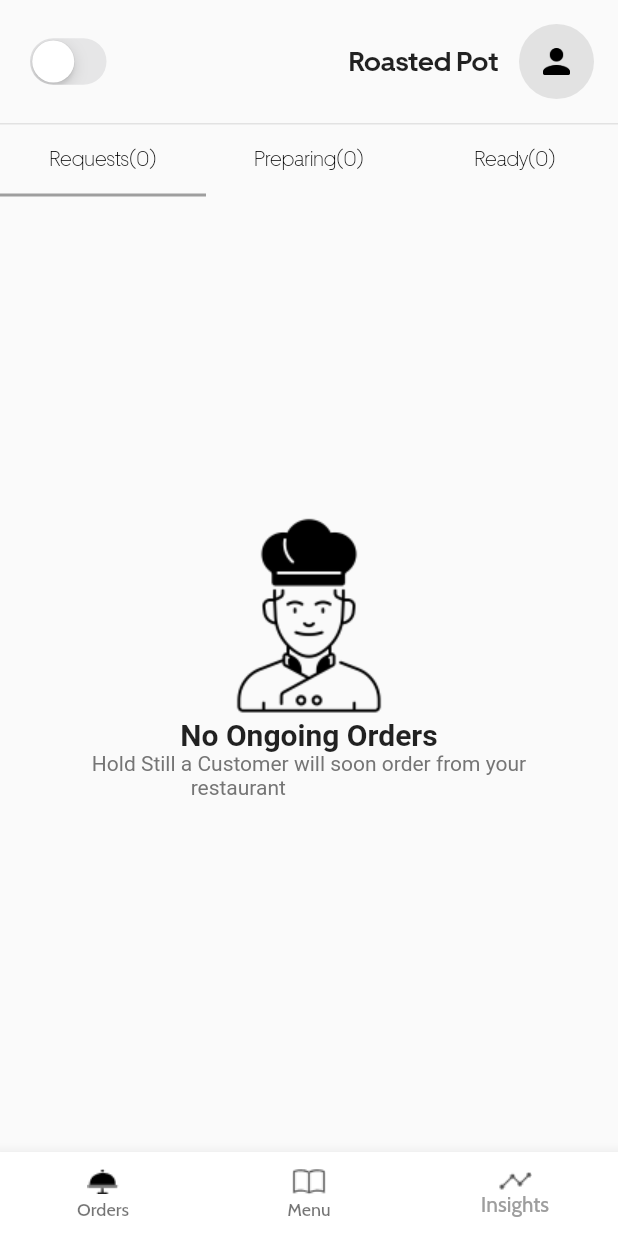
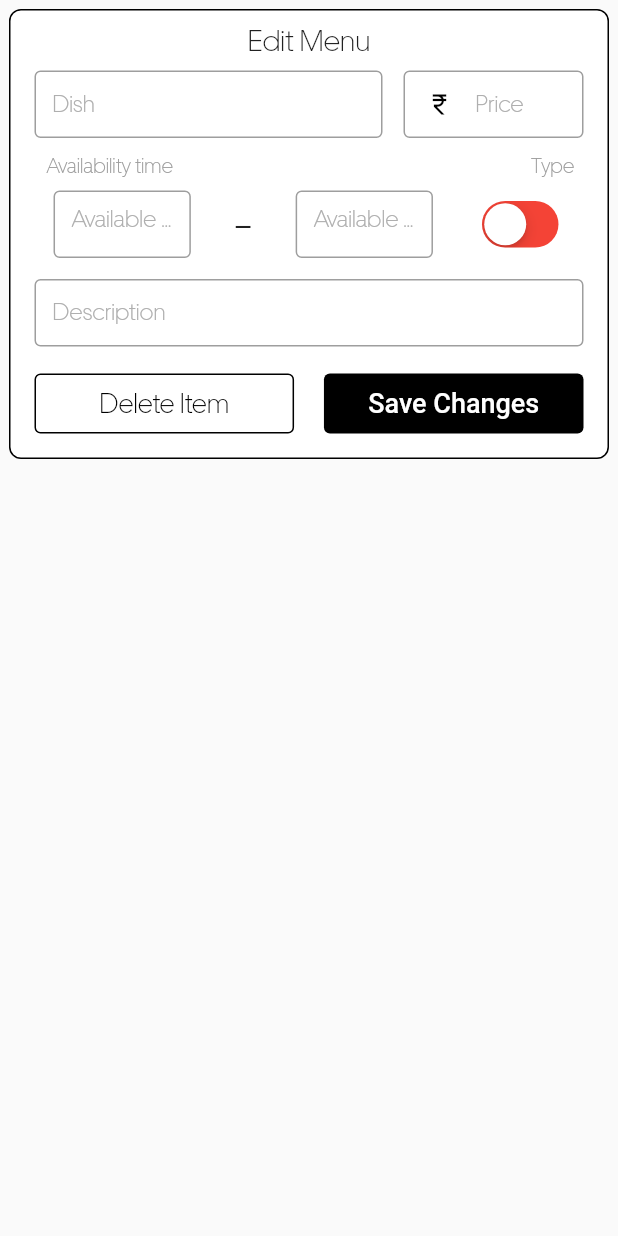
Before and after one commit to Hareesh-Nandigrama/catalogue, a Flutter app: the screen it shows after launch, on a phone screen of 412 x 824 dp. Run offline on Flutter 3.47's test engine with Material 2 defaults, Android fonts, the light colour scheme and no system bars; our stand-ins replace carousel_slider, dotted_border, firebase_auth, firebase_core, google_fonts, image_picker and 2 more; accounts and stored records are empty.

Commit message:
edit menu card

```diff
--- a/lib/main.dart
+++ b/lib/main.dart
@@ -1,6 +1,7 @@
 
 import 'package:catalogue/screens/admin/admin_order_status_page.dart';
 import 'package:catalogue/screens/login/first_screen.dart';
+import 'package:catalogue/widgets/admin/edit_menu.dart';
 import 'package:firebase_core/firebase_core.dart';
 import 'package:flutter/material.dart';
 
@@ -24,7 +25,7 @@ class MyApp extends StatelessWidget {
         primarySwatch: Colors.grey,
         fontFamily: 'UberMove',
       ),
-      home: const AdminOrderStatus(),
+      home: const EditMenu(),
     );
   }
 }
--- a/lib/screens/login/timings_screen.dart
+++ b/lib/screens/login/timings_screen.dart
@@ -114,7 +114,7 @@ class _TimingsScreenState extends State<TimingsScreen> {
                       decoration: InputDecoration(
                         suffixIcon: GestureDetector(
                           child: const Icon(
-                            Icons.access_time_filled
+                              Icons.access_time_filled
                           ),
                         ),
                         hintText: 'Opens at',
--- /dev/null
+++ b/lib/widgets/admin/Order_accept_deny_page.dart
@@ -0,0 +1,187 @@
+import 'package:flutter/material.dart';
+import '../login/button.dart';
+class OrderCard extends StatelessWidget {
+  const OrderCard({Key? key}) : super(key: key);
+  @override
+  Widget build(BuildContext context) {
+    return Container(
+      margin: const EdgeInsets.symmetric(horizontal: 17),
+      height: 250,
+      width: double.infinity,
+      decoration:  BoxDecoration(
+        borderRadius: BorderRadius.circular(8),
+        color: Colors.white,
+        border: Border.all(
+            color: Colors.black,
+            width: 1
+        ),
+      ),
+      child: Column(
+        children: [
+          Padding(
+            padding: const EdgeInsets.only(top: 8),
+            child: Row(
+              mainAxisAlignment: MainAxisAlignment.spaceBetween,
+              children:  [
+                Padding(
+                  padding: const EdgeInsets.only(left: 8),
+                  child: Row(
+                    children: const [
+                      Text('Order ID-2345',),
+                    ],
+                  ),
+                ),
+                Padding(
+                  padding: const EdgeInsets.only(right: 8),
+                  child: Row(
+                    children: const [
+                      Text('18th Feb  '),
+                      Text('7:23PM'),
+                      Icon(Icons.more_vert_rounded),
+                    ],
+                  ),
+                ),
+
+              ],
+            ),
+          ),
+          Padding(
+            padding: const EdgeInsets.only(bottom: 8),
+            child: Row(
+              mainAxisAlignment: MainAxisAlignment.spaceBetween,
+              children:  [
+                Padding(
+                  padding: const EdgeInsets.only(left: 8),
+                  child: Row(
+                    children: const [
+                      Icon(Icons.account_circle_rounded),
+                      Padding(
+                        padding: EdgeInsets.only(left: 4),
+                        child: Text('Chinmay Zinjal'),
+                      ),
+                    ],
+                  ),
+                ),
+                Padding(
+                  padding: const EdgeInsets.only(right: 8),
+                  child: Row(
+                    children: const [
+                      Text('11th order'),
+                    ],
+                  ),
+                ),
+
+              ],
+            ),
+          ),
+          const Padding(
+            padding:  EdgeInsets.only(left: 8,right: 8),
+            child:  Divider( color: Colors.grey,),
+          ),
+          Padding(
+            padding: const EdgeInsets.only(bottom: 8),
+            child: Row(
+              mainAxisAlignment: MainAxisAlignment.spaceBetween,
+              children:  [
+                Padding(
+                  padding: const EdgeInsets.only(left: 8),
+                  child: Row(
+                    children: const [
+                      ImageIcon(AssetImage('assets/Veg.png')),
+                      Padding(
+                        padding: EdgeInsets.only(left: 4),
+                        child: Text('Paneer Tikka X1'),
+                      ),
+                    ],
+                  ),
+                ),
+                Padding(
+                  padding: const EdgeInsets.only(right: 8),
+                  child: Row(
+                    children: const [
+                      Icon(Icons.currency_rupee,size: 14,),
+                      Text('170'),
+                    ],
+                  ),
+                ),
+
+              ],
+            ),
+          ),
+          Padding(
+            padding: const EdgeInsets.only(bottom: 8),
+            child: Row(
+              mainAxisAlignment: MainAxisAlignment.spaceBetween,
+              children:  [
+                Padding(
+                  padding: const EdgeInsets.only(left: 8),
+                  child: Row(
+                    children: const [
+                      ImageIcon(AssetImage('assets/Veg.png')),
+                      Padding(
+                        padding: EdgeInsets.only(left: 4),
+                        child: Text('Tandoori Roti X2'),
+                      ),
+                    ],
+                  ),
+                ),
+                Padding(
+                  padding: const EdgeInsets.only(right: 8),
+                  child: Row(
+                    children: const [
+                      Icon(Icons.currency_rupee,size: 14,),
+                      Text('80'),
+                    ],
+                  ),
+                ),
+
+              ],
+            ),
+          ),
+          const Padding(
+            padding:  EdgeInsets.only(left: 8,right: 8),
+            child:  Divider( color: Colors.grey,),
+          ),
+          Padding(
+            padding: const EdgeInsets.only(bottom: 8),
+            child: Row(
+              mainAxisAlignment: MainAxisAlignment.spaceBetween,
+              children:  [
+                Padding(
+                  padding: const EdgeInsets.only(left: 8),
+                  child: Row(
+                    children: const [
+                      Padding(
+                        padding: EdgeInsets.only(left: 4),
+                        child: Text('Total'),
+                      ),
+                    ],
+                  ),
+                ),
+                Padding(
+                  padding: const EdgeInsets.only(right: 8),
+                  child: Row(
+                    children: const [
+                      Icon(Icons.currency_rupee,size: 14,),
+                      Text('250'),
+                    ],
+                  ),
+                ),
+              ],
+            ),
+          ),
+          const Padding(
+            padding:  EdgeInsets.only(left: 8,right: 8),
+            child:  Divider( color: Colors.grey,),
+          ),
+          Row(
+            children: const [
+              CustomButton(isDisabled: false, buttonname: 'Decline'),
+              CustomButton(isDisabled: false, buttonname: 'Accept'),
+            ],
+          )
+        ],
+      ),
+    );
+  }
+}
--- /dev/null
+++ b/lib/widgets/admin/edit_menu.dart
@@ -0,0 +1,281 @@
+import 'package:flutter/cupertino.dart';
+import 'package:flutter/material.dart';
+import '../login/button.dart';
+void main(){
+  runApp( MaterialApp(
+    theme: ThemeData(
+        primarySwatch: Colors.grey
+    ),
+    home: const Scaffold(
+      body: EditMenu(),
+    ),
+  ));
+}
+class EditMenu extends StatefulWidget {
+  const EditMenu({Key? key}) : super(key: key);
+
+  @override
+  State<EditMenu> createState() => _EditMenuState();
+}
+class _EditMenuState extends State<EditMenu> {
+  TextEditingController dishName = TextEditingController();
+  TextEditingController dishPrice = TextEditingController();
+  TextEditingController availableFrom = TextEditingController();
+  TextEditingController availableTill = TextEditingController();
+  TextEditingController descriptionofDish=TextEditingController();
+  bool _switchState=false;
+  @override
+  Widget build(BuildContext context) {
+    return Scaffold(
+        body: SafeArea(
+        child: Container(
+          margin: const EdgeInsets.symmetric(horizontal: 6,vertical: 6),
+          height: 300,
+          width: double.infinity,
+          decoration:  BoxDecoration(
+            borderRadius: BorderRadius.circular(8),
+            color: Colors.white,
+            border: Border.all(
+                color: Colors.black,
+                width: 1
+            ),
+          ),
+          child: Column(
+            children:  [
+              const Padding(
+                padding: EdgeInsets.only(top: 8,bottom: 8),
+                child: Center(
+                  child: Text('Edit Menu',style: TextStyle(
+                      fontSize: 20,
+                      fontWeight: FontWeight.w500
+                  ),),
+                ),
+              ),
+              Padding(
+                padding: const EdgeInsets.only(left: 16,bottom: 10),
+                child: Row(
+                  children: [
+                    SizedBox(
+                      width: MediaQuery.of(context).size.width-180,
+                      height: 45,
+                      child: TextFormField(
+                        cursorColor: Colors.black,
+                        keyboardType: TextInputType.name,
+                        controller: dishName,
+                        decoration: InputDecoration(
+                          // suffixIcon: const ImageIcon(
+                          //     AssetImage('assets/tick_mark.png',),
+                          // ),
+                          hintText: 'Dish',
+                          hintStyle: const TextStyle(
+                            fontWeight: FontWeight.w500,
+                            color: Color.fromRGBO(175, 175, 175, 1),
+                          ),
+                          labelText: "Dish",
+                          labelStyle: const TextStyle(
+                            color: Color.fromRGBO(175, 175, 175, 1),
+                            fontWeight: FontWeight.w400,
+                          ),
+                          border: OutlineInputBorder(
+                              borderRadius: BorderRadius.circular(4),
+                              borderSide: const BorderSide(
+                                color: Color.fromRGBO(175, 175, 175, 1),
+                              )
+                          ),
+                          focusedBorder: OutlineInputBorder(
+                            borderSide: const BorderSide(
+                              color: Color.fromRGBO(175, 175, 175, 1),
+                            ),
+                            borderRadius: BorderRadius.circular(4),
+                          ),
+                        ),
+                      ),
+                    ),
+                    Padding(
+                      padding: const EdgeInsets.only(left: 14),
+                      child: SizedBox(
+                        width: 120,
+                        height: 45,
+                        child: TextFormField(
+                          cursorColor: Colors.black,
+                          keyboardType: TextInputType.phone,
+                          controller: dishPrice,
+                          decoration: InputDecoration(
+                            prefixIcon: const Icon(Icons.currency_rupee,color: Colors.black,size: 18,),
+                            hintText: 'Price',
+                            hintStyle: const TextStyle(
+                              fontWeight: FontWeight.w500,
+                              color: Color.fromRGBO(175, 175, 175, 1),
+                            ),
+                            labelText: "Price",
+                            labelStyle: const TextStyle(
+                              color: Color.fromRGBO(175, 175, 175, 1),
+                              fontWeight: FontWeight.w400,
+                            ),
+                            border: OutlineInputBorder(
+                                borderRadius: BorderRadius.circular(4),
+                                borderSide: const BorderSide(
+                                  color: Color.fromRGBO(175, 175, 175, 1),
+                                )
+                            ),
+                            focusedBorder: OutlineInputBorder(
+                              borderSide: const BorderSide(
+                                color: Color.fromRGBO(175, 175, 175, 1),
+                              ),
+                              borderRadius: BorderRadius.circular(4),
+                            ),
+                          ),
+                        ),
+                      ),
+                    ),
+                  ],
+                ),
+              ),
+              Padding(
+                padding: const EdgeInsets.only(left: 24,right: 22,bottom: 8),
+                child: Row(
+                  mainAxisAlignment: MainAxisAlignment.spaceBetween,
+                  children: const [
+                    Text('Availability time',style: TextStyle(color: Colors.grey),),
+                    Text('Type',style: TextStyle(color: Colors.grey),),
+                  ],
+                ),
+              ),
+              Row(
+                mainAxisAlignment: MainAxisAlignment.spaceEvenly,
+                children: [
+                  SizedBox(
+                    height: 45,
+                    width: MediaQuery.of(context).size.width/4.5,
+                    child: TextField(
+                      controller: availableFrom,
+                      onTap: () async {
+                        TimeOfDay? time =TimeOfDay.now();
+                        FocusScope.of(context).requestFocus(FocusNode());
+                        time = await showTimePicker(context: context, initialTime: TimeOfDay.now());
+                        if(!mounted)return;
+                        availableFrom.text=time!.format(context);
+                      },
+
+                      decoration: InputDecoration(
+                        hintText: 'Available from',
+                        hintStyle: const TextStyle(
+                          fontWeight: FontWeight.w500,
+                          color: Color.fromRGBO(175, 175, 175, 1),
+                        ),
+                        border: OutlineInputBorder(
+                            borderRadius: BorderRadius.circular(4),
+                            borderSide: const BorderSide(
+                              color: Color.fromRGBO(175, 175, 175, 1),
+                            )),
+                        focusedBorder: OutlineInputBorder(
+                          borderSide: const BorderSide(
+                            color: Color.fromRGBO(175, 175, 175, 1),
+                          ),
+                          borderRadius: BorderRadius.circular(4),
+                        ),
+                      ),
+                    ),
+                  ),
+                  const Text('-',style: TextStyle(fontWeight: FontWeight.w500,fontSize: 32),),
+                  SizedBox(
+                    height: 45,
+                    width: MediaQuery.of(context).size.width/4.5,
+                    child: TextFormField(
+                      controller: availableTill,
+                      onTap: () async {
+                        TimeOfDay? time =TimeOfDay.now();
+                        FocusScope.of(context).requestFocus(FocusNode());
+                        time = await showTimePicker(context: context, initialTime: TimeOfDay.now());
+                        if(!mounted)return;
+                        availableTill.text=time!.format(context);
+                      },
+                      decoration: InputDecoration(
+
+                        // suffixIcon: const ImageIcon(
+                        //     AssetImage('assets/tick_mark.png',),
+                        // ),
+                        hintText: 'Available till',
+                        hintStyle: const TextStyle(
+                          fontWeight: FontWeight.w500,
+                          color: Color.fromRGBO(175, 175, 175, 1),
+                        ),
+                        border: OutlineInputBorder(
+                            borderRadius: BorderRadius.circular(4),
+                            borderSide: const BorderSide(
+                              color: Color.fromRGBO(175, 175, 175, 1),
+                            )),
+                        focusedBorder: OutlineInputBorder(
+                          borderSide: const BorderSide(
+                            color: Color.fromRGBO(175, 175, 175, 1),
+                          ),
+                          borderRadius: BorderRadius.circular(4),
+                        ),
+                      ),
+                    ),
+                  ),
+                  CupertinoSwitch(
+                    activeColor: Colors.green,
+                    trackColor: Colors.red,
+                    value: _switchState,
+                    onChanged: (value) {
+                      setState(() {
+                        _switchState = !_switchState;
+                      });
+                    },
+                  ),
+                ],
+              ),
+              Padding(
+                padding: const EdgeInsets.only(left: 16,top: 14,right: 16),
+                child: SizedBox(
+                  width: MediaQuery.of(context).size.width,
+                  height: 45,
+                  child: TextFormField(
+                    cursorColor: Colors.black,
+                    keyboardType: TextInputType.name,
+                    controller: descriptionofDish,
+                    decoration: InputDecoration(
+                      hintText: 'Description',
+                      hintStyle: const TextStyle(
+                        fontWeight: FontWeight.w500,
+                        color: Color.fromRGBO(175, 175, 175, 1),
+                      ),
+                      labelText: "Description",
+                      labelStyle: const TextStyle(
+                        color: Color.fromRGBO(175, 175, 175, 1),
+                        fontWeight: FontWeight.w400,
+                      ),
+                      border: OutlineInputBorder(
+                          borderRadius: BorderRadius.circular(4),
+                          borderSide: const BorderSide(
+                            color: Color.fromRGBO(175, 175, 175, 1),
+                          )
+                      ),
+                      focusedBorder: OutlineInputBorder(
+                        borderSide: const BorderSide(
+                          color: Color.fromRGBO(175, 175, 175, 1),
+                        ),
+                        borderRadius: BorderRadius.circular(4),
+                      ),
+                    ),
+                  ),
+                ),
+              ),
+              Padding(
+                padding: const EdgeInsets.only(left: 16,top: 18,right: 16,bottom: 8),
+                child: Row(
+                  mainAxisAlignment: MainAxisAlignment.spaceBetween,
+                  children: const [
+                    CustomOutlinedButton(buttonname: 'Delete Item'),
+                    CustomButton(isDisabled: false, buttonname: 'Save Changes')
+                  ],
+                ),
+              )
+            ],
+          ),
+        ),
+      ),
+    );
+  }
+}
--- a/lib/widgets/admin/order_card.dart
+++ /dev/null
@@ -1,182 +0,0 @@
-import 'package:flutter/material.dart';
-import '../login/button.dart';
-class OrderCard extends StatelessWidget {
-  const OrderCard({Key? key}) : super(key: key);
-  @override
-  Widget build(BuildContext context) {
-    return Container(
-      margin: const EdgeInsets.symmetric(horizontal: 17),
-      height: 250,
-      width: double.infinity,
-      decoration:  BoxDecoration(
-        borderRadius: BorderRadius.circular(8),
-        color: Colors.white,
-        border: Border.all(
-            color: Colors.black,
-            width: 1
-        ),
-      ),
-      child: Column(
-        children: [
-          Padding(
-            padding: const EdgeInsets.only(top: 8),
-            child: Row(
-              mainAxisAlignment: MainAxisAlignment.spaceBetween,
-              children:  [
-                Padding(
-                  padding: const EdgeInsets.only(left: 8),
-                  child: Row(
-                    children: const [
-                      Text('Order ID-2345',),
-                    ],
-                  ),
-                ),
-                Padding(
-                  padding: const EdgeInsets.only(right: 8),
-                  child: Row(
-                    children: const [
-                      Text('18th Feb  '),
-                      Text('7:23PM'),
-                      Icon(Icons.more_vert_rounded),
-                    ],
-                  ),
-                ),
-
-              ],
-            ),
-          ),
-          Padding(
-            padding: const EdgeInsets.only(bottom: 8),
-            child: Row(
-              mainAxisAlignment: MainAxisAlignment.spaceBetween,
-              children:  [
-                Padding(
-                  padding: const EdgeInsets.only(left: 8),
-                  child: Row(
-                    children: const [
-                      Icon(Icons.account_circle_rounded),
-                      Padding(
-                        padding: EdgeInsets.only(left: 4),
-                        child: Text('Chinmay Zinjal'),
-                      ),
-                    ],
-                  ),
-                ),
-                Padding(
-                  padding: const EdgeInsets.only(right: 8),
-                  child: Row(
-                    children: const [
-                      Text('11th order'),
-                    ],
-                  ),
-                ),
-
-              ],
-            ),
-          ),
-          const Padding(
-            padding:  EdgeInsets.only(left: 8,right: 8),
-            child:  Divider( color: Colors.grey,),
-          ),
-          Padding(
-            padding: const EdgeInsets.only(bottom: 8),
-            child: Row(
-              mainAxisAlignment: MainAxisAlignment.spaceBetween,
-              children:  [
-                Padding(
-                  padding: const EdgeInsets.only(left: 8),
-                  child: Row(
-                    children: const [
-                      ImageIcon(AssetImage('assets/Veg.png')),
-                      Padding(
-                        padding: EdgeInsets.only(left: 4),
-                        child: Text('Paneer Tikka X1'),
-                      ),
-                    ],
-                  ),
-                ),
-                Padding(
-                  padding: const EdgeInsets.only(right: 8),
-                  child: Row(
-                    children: const [
-                      Icon(Icons.currency_rupee,size: 14,),
-                      Text('170'),
-                    ],
-                  ),
-                ),
-
-              ],
-            ),
-          ),
-          Padding(
-            padding: const EdgeInsets.only(bottom: 8),
-            child: Row(
-              mainAxisAlignment: MainAxisAlignment.spaceBetween,
-              children:  [
-                Padding(
-                  padding: const EdgeInsets.only(left: 8),
-                  child: Row(
-                    children: const [
-                      ImageIcon(AssetImage('assets/Veg.png')),
-                      Padding(
-                        padding: EdgeInsets.only(left: 4),
-                        child: Text('Tandoori Roti X2'),
-                      ),
-                    ],
-                  ),
-                ),
-                Padding(
-                  padding: const EdgeInsets.only(right: 8),
-                  child: Row(
-                    children: const [
-                      Icon(Icons.currency_rupee,size: 14,),
-                      Text('80'),
-                    ],
-                  ),
-                ),
-
-              ],
-            ),
-          ),
-          const Padding(
-            padding:  EdgeInsets.only(left: 8,right: 8),
-            child:  Divider( color: Colors.grey,),
-          ),
-          Padding(
-            padding: const EdgeInsets.only(bottom: 8),
-            child: Row(
-              mainAxisAlignment: MainAxisAlignment.spaceBetween,
-              children:  [
-                Padding(
-                  padding: const EdgeInsets.only(left: 8),
-                  child: Row(
-                    children: const [
-                      Padding(
-                        padding: EdgeInsets.only(left: 4),
-                        child: Text('Total'),
-                      ),
-                    ],
-                  ),
-                ),
-                Padding(
-                  padding: const EdgeInsets.only(right: 8),
-                  child: Row(
-                    children: const [
-                      Icon(Icons.currency_rupee,size: 14,),
-                      Text('250'),
-                    ],
-                  ),
-                ),
-              ],
-            ),
-          ),
-          const Padding(
-            padding:  EdgeInsets.only(left: 8,right: 8),
-            child:  Divider( color: Colors.grey,),
-          ),
-          const CustomButton(isDisabled: false, buttonname: 'Order Ready')
-        ],
-      ),
-    );
-  }
-}
```
